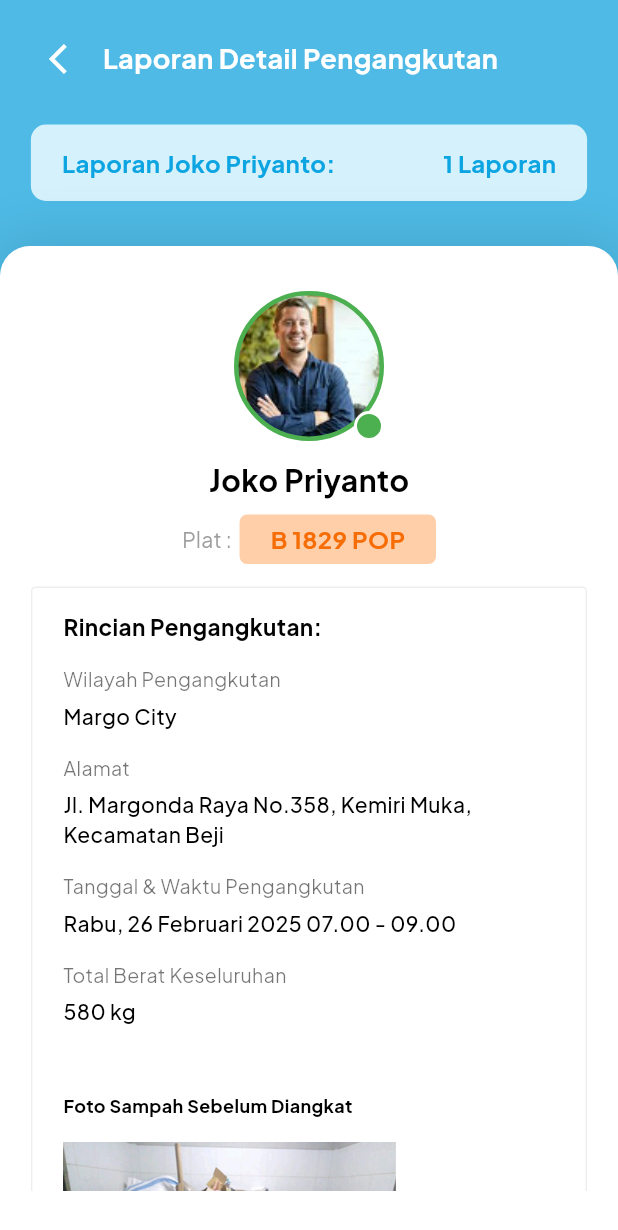
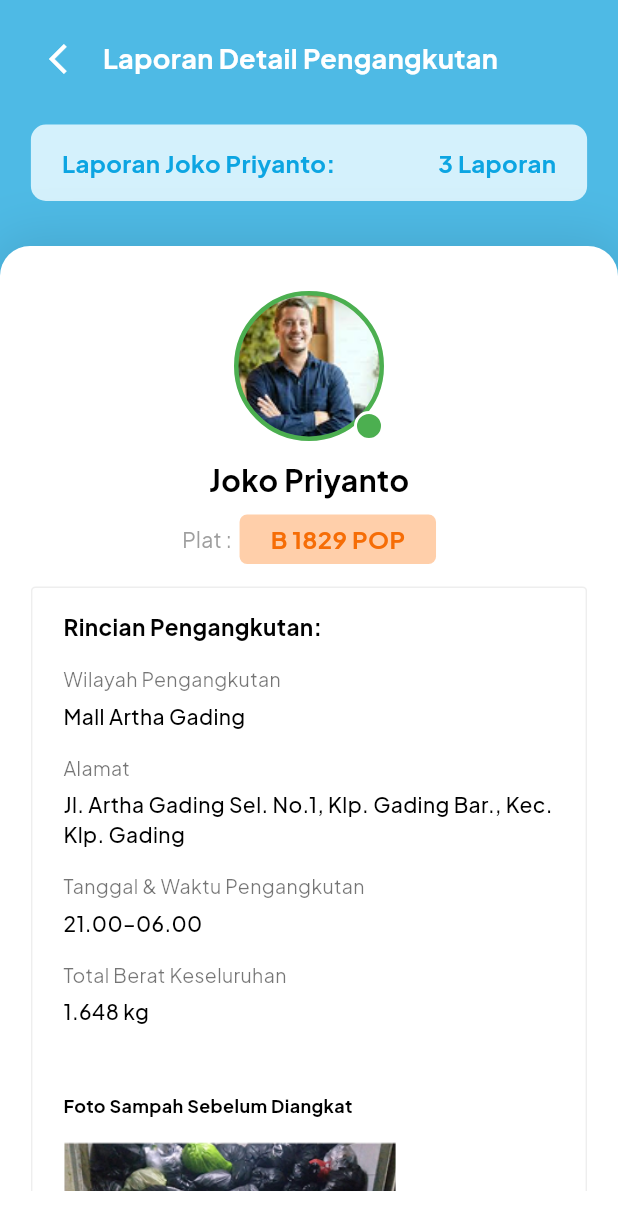
Before and after one commit to azzahrarinaldi/bersihku-app, a Flutter app: the LaporanMasukScreen screen opened by its route, after a tap on "Lihat Detail", on a phone screen of 412 x 824 dp. Shown: the top 1230 px of the screen. Run offline on Flutter 3.47's test engine with Material 3 defaults, Android fonts, the phone set to English and light mode, and no system bars; our stand-ins replace get, image_picker, loading_indicator, shared_preferences; accounts and stored records are empty.

Commit message:
fixing getX laporan and detail laporan file

```diff
--- a/lib/controllers/detail_laporan_controller.dart
+++ b/lib/controllers/detail_laporan_controller.dart
@@ -13,35 +13,49 @@ class DetailLaporanController extends GetxController {
   void fetchDummyData() {
     laporanList.value = [
       DetailLaporanModel(
+        id: "1",
+        name: "Joko Priyanto",
+        vehicle: "B 1829 POP",
+        place: "Mall Artha Gading",
+        address:
+            "Jl. Artha Gading Sel. No.1, Klp. Gading Bar., Kec. Klp. Gading",
+        time: "Rabu, 26 Februari 2025 21.00–06.00",
+        weightTotal: "1.648 kg",
+        urlFotoSebelum: "assets/images/sampah-kering-sebelum-diangkat.png",
+        urlFotoSesudah: "assets/images/sampah-kering-img.png",
+      ),
+      DetailLaporanModel(
+        id: "2",
+        name: "Joko Priyanto",
+        vehicle: "B 1829 POP",
+        place: "Kuningan City",
+        address:
+            "Jl. Artha Gading Sel. No.1, Klp. Gading Bar., Kec. Klp. Gading",
+        time: "Rabu, 26 Februari 2025 21.00–06.00",
+        weightTotal: "1.648 kg",
+        urlFotoSebelum: "assets/images/sampah-kering-sebelum-diangkat.png",
+        urlFotoSesudah: "assets/images/sampah-kering-img.png",
+      ),
+      DetailLaporanModel(
+        id: "3",
         name: "Joko Priyanto",
         vehicle: "B 1829 POP",
         place: "Margo City",
-        address: "Jl. Margonda Raya No.358, Kemiri Muka, Kecamatan Beji",
-        time: "Rabu, 26 Februari 2025 07.00 - 09.00",
-        weightTotal: "580 kg",
-        urlFotoSebelum: "assets/images/sampah-kering-img.png",
-        urlFotoSesudah: "assets/images/sampah-kering-img.png",
-      ),
-      DetailLaporanModel(
-        name: "Joko Priyanto",
-        vehicle: "B 1829 POP",
-        place: "Margo City",
-        address: "Jl. Margonda Raya No.358, Kemiri Muka, Kecamatan Beji",
-        time: "Rabu, 26 Februari 2025 10.00 - 12.00",
-        weightTotal: "670 kg",
-        urlFotoSebelum: "assets/images/sampah-kering-img.png",
-        urlFotoSesudah: "assets/images/sampah-kering-img.png",
-      ),
-      DetailLaporanModel(
-        name: "Joko Priyanto",
-        vehicle: "B 1829 POP",
-        place: "Margo City",
-        address: "Jl. Margonda Raya No.358, Kemiri Muka, Kecamatan Beji",
-        time: "Rabu, 26 Februari 2025 10.00 - 12.00",
-        weightTotal: "7.050 kg",
-        urlFotoSebelum: "assets/images/sampah-kering-img.png",
+        address:
+            "Jl. Artha Gading Sel. No.1, Klp. Gading Bar., Kec. Klp. Gading",
+        time: "Rabu, 26 Februari 2025 21.00–06.00",
+        weightTotal: "1.648 kg",
+        urlFotoSebelum: "assets/images/sampah-kering-sebelum-diangkat.png",
         urlFotoSesudah: "assets/images/sampah-kering-img.png",
       ),
     ];
   }
+
+  DetailLaporanModel? getLaporanById(String id) {
+    return laporanList.firstWhereOrNull((laporan) => laporan.id == id);
+  }
+
+  int getJumlahLaporanByName(String name) {
+    return laporanList.where((laporan) => laporan.name == name).length;
+  }
 }
--- a/lib/controllers/laporan_masuk_controller.dart
+++ b/lib/controllers/laporan_masuk_controller.dart
@@ -12,6 +12,7 @@ class LaporanMasukController extends GetxController {
 
   final List<CardDataModel> allData = [
     CardDataModel(
+      id: "1",
       name: "Joko Priyanto",
       vehicle: "B 1829 POP",
       place: "Mall Artha Gading",
@@ -22,6 +23,7 @@ class LaporanMasukController extends GetxController {
       weight: "1.648",
     ),
     CardDataModel(
+      id: "2",
       name: "Joko Priyanto",
       vehicle: "B 1829 POP",
       place: "Kuningan City",
@@ -32,6 +34,7 @@ class LaporanMasukController extends GetxController {
       weight: "1.648",
     ),
     CardDataModel(
+      id: "3",
       name: "Joko Priyanto",
       vehicle: "B 1829 POP",
       place: "Margo City",
--- a/lib/main.dart
+++ b/lib/main.dart
@@ -46,7 +46,7 @@ class MyApp extends StatelessWidget {
         GetPage(name: '/detail-data-supir', page: () => DetailDataSupirScreen(), binding: DetailDataSupirBinding()),
         GetPage(name: '/data-supir', page: () => const DataSupirScreen()),
         GetPage(name: '/laporan-masuk', page: () => const LaporanMasukScreen()),
-        GetPage(name: '/detail-laporan-masuk', page: () => DetailLaporanMasukScreen(index: Get.arguments as int), binding: DetailLaporanBinding()),
+        GetPage(name: '/detail-laporan-masuk', page: () => DetailLaporanMasukScreen(), binding: DetailLaporanBinding()),
       ],
     );
   }
--- a/lib/models/card_data_model.dart
+++ b/lib/models/card_data_model.dart
@@ -1,4 +1,5 @@
 class CardDataModel {
+  final String id;
   final String name;
   final String vehicle;
   final String place;
@@ -9,6 +10,7 @@ class CardDataModel {
   final String weight;
 
   CardDataModel({
+    required this.id,
     required this.name,
     required this.vehicle,
     required this.place,
@@ -20,8 +22,9 @@ class CardDataModel {
   });
 
   // Untuk convert dari Map (misalnya Firebase)
-  factory CardDataModel.fromMap(Map<String, dynamic> map) {
+  factory CardDataModel.fromMap(Map<String, dynamic> map, String id) {
     return CardDataModel(
+      id: id,
       name: map['name'] ?? '',
       vehicle: map['vehicle'] ?? '',
       place: map['place'] ?? '',
@@ -51,6 +54,7 @@ class CardDataModel {
 List<CardDataModel> getDummyCardData() {
   return [
     CardDataModel(
+      id: "1",
       name: "Daily Worker",
       vehicle: "B 1234 CD",
       place: "Area Perumahan",
@@ -61,6 +65,7 @@ List<CardDataModel> getDummyCardData() {
       weight: "0.980",
     ),
     CardDataModel(
+      id: "2",
       name: "Abdul Kadir",
       vehicle: "B 1701 AZS",
       place: "Margo Mall City",
@@ -71,6 +76,7 @@ List<CardDataModel> getDummyCardData() {
       weight: "2.100",
     ),
     CardDataModel(
+      id: "3",
       name: "Joko Priyanto",
       vehicle: "B 1829 POP",
       place: "Kemang Village Apartment",
@@ -81,6 +87,7 @@ List<CardDataModel> getDummyCardData() {
       weight: "1.648",
     ),
     CardDataModel(
+      id: "4",
       name: "Siti Titin",
       vehicle: "B 9090 UIX",
       place: "Cilandak Town Square",
--- a/lib/models/detail_laporan_model.dart
+++ b/lib/models/detail_laporan_model.dart
@@ -1,4 +1,5 @@
 class DetailLaporanModel {
+  final String id;
   final String name;
   final String vehicle;
   final String place;
@@ -9,6 +10,7 @@ class DetailLaporanModel {
   final String urlFotoSesudah;
 
   DetailLaporanModel({
+    required this.id,
     required this.name,
     required this.vehicle,
     required this.place,
@@ -19,8 +21,9 @@ class DetailLaporanModel {
     required this.urlFotoSesudah,
   });
 
-  factory DetailLaporanModel.fromMap(Map<String, dynamic> map) {
+  factory DetailLaporanModel.fromMap(Map<String, dynamic> map, String id) {
     return DetailLaporanModel(
+      id: id,
       name: map['name'] ?? '',
       vehicle: map['vehicle'] ?? '',
       place: map['place'] ?? '',
--- a/lib/ui/admin-front/home-admin/detail-laporan/detail_laporan_screen.dart
+++ b/lib/ui/admin-front/home-admin/detail-laporan/detail_laporan_screen.dart
@@ -1,3 +1,5 @@
+import 'package:bersihku/controllers/laporan_masuk_controller.dart';
+import 'package:bersihku/models/card_data_model.dart';
 import 'package:flutter/material.dart';
 import 'package:get/get.dart';
 import 'package:bersihku/const.dart';
@@ -7,14 +9,22 @@ import 'components/rincian_pengangkutan.dart';
 import 'components/foto_sampah.dart';
 
 class DetailLaporanMasukScreen extends StatelessWidget {
-  final int index;
+  final String id;
 
-  const DetailLaporanMasukScreen({super.key, required this.index});
+  DetailLaporanMasukScreen({Key? key}) : id = Get.arguments.toString(), super(key: key);
 
   @override
   Widget build(BuildContext context) {
-    final controller = Get.find<DetailLaporanController>();
-    final laporan = controller.laporanList[index];
+    final laporanMasukController = Get.find<LaporanMasukController>();
+    final detailLaporanController = Get.find<DetailLaporanController>();
+
+    // Ambil data utama dari card
+    final CardDataModel data = laporanMasukController.filteredList
+    .firstWhere((item) => item.id == id);
+
+    // Filter data detail berdasarkan nama dan tempat
+    final detail = detailLaporanController.laporanList
+    .firstWhereOrNull((laporan) => laporan.id == id);
 
     Size size = MediaQuery.of(context).size;
     double screenWidth = size.width;
@@ -59,14 +69,14 @@ class DetailLaporanMasukScreen extends StatelessWidget {
                       mainAxisAlignment: MainAxisAlignment.spaceBetween,
                       children: [
                         Text(
-                          "Laporan ${laporan.name}:",
+                          "Laporan ${data.name}:",
                           style: TextStyle(
                               fontSize: 16,
                               fontWeight: FontWeight.bold,
                               color: textPrimary),
                         ),
                         Text(
-                          "1 Laporan",
+                          "${detailLaporanController.getJumlahLaporanByName(data.name)} Laporan",
                           style: TextStyle(
                               fontSize: 16,
                               fontWeight: FontWeight.bold,
@@ -104,8 +114,8 @@ class DetailLaporanMasukScreen extends StatelessWidget {
                     crossAxisAlignment: CrossAxisAlignment.start,
                     children: [
                       ProfileInfo(
-                        name: laporan.name,
-                        vehicle: laporan.vehicle,
+                        name: data.name,
+                        vehicle: data.vehicle,
                       ),
                       const SizedBox(height: 15),
                       Container(
@@ -119,22 +129,22 @@ class DetailLaporanMasukScreen extends StatelessWidget {
                           crossAxisAlignment: CrossAxisAlignment.start,
                           children: [
                             RincianPengangkutan(
-                              place: laporan.place,
-                              address: laporan.address,
-                              time: laporan.time,
-                              weightTotal: laporan.weightTotal,
+                              place: data.place,
+                              address: data.address,
+                              time: data.time,
+                              weightTotal: detail?.weightTotal ?? '0.0',
                             ),
                             const SizedBox(height: 30),
                             FotoSampah(
                               title:
                                   "Foto Sampah Sebelum Diangkat",
-                              imageUrl: laporan.urlFotoSebelum,
+                              imageUrl: detail?.urlFotoSebelum ?? '',
                             ),
                             const SizedBox(height: 30),
                             FotoSampah(
                               title:
                                   "Foto Sampah Sesudah Diangkat",
-                              imageUrl: laporan.urlFotoSesudah,
+                              imageUrl: detail?.urlFotoSesudah ?? '',
                             ),
                           ],
                         ),
--- a/lib/ui/admin-front/home-admin/laporan-masuk/laporan_masuk_screen.dart
+++ b/lib/ui/admin-front/home-admin/laporan-masuk/laporan_masuk_screen.dart
@@ -83,7 +83,8 @@ class LaporanMasukScreen extends StatelessWidget {
                                     imageAsset:
                                         "assets/images/profile-laporan-img.png",
                                     onTapDetail: () {
-                                      Get.toNamed('/detail-laporan-masuk', arguments: index);
+                                      final selectedId = controller.filteredList[index].id;
+                                      Get.toNamed('/detail-laporan-masuk', arguments: selectedId);
                                     },
                                   ),
                                   const SizedBox(height: 16),
```
